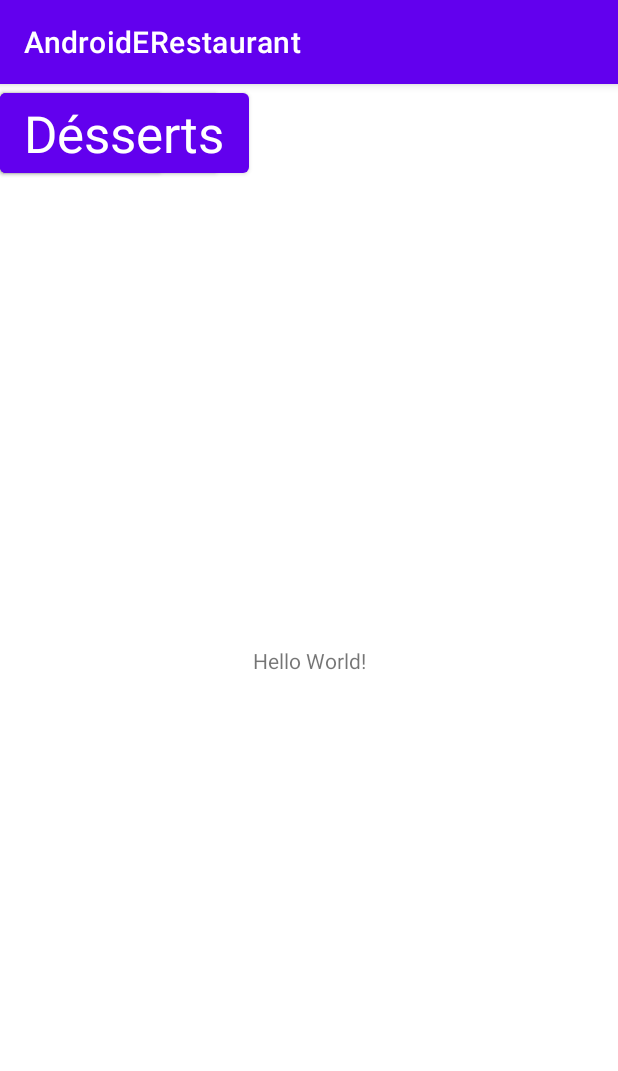
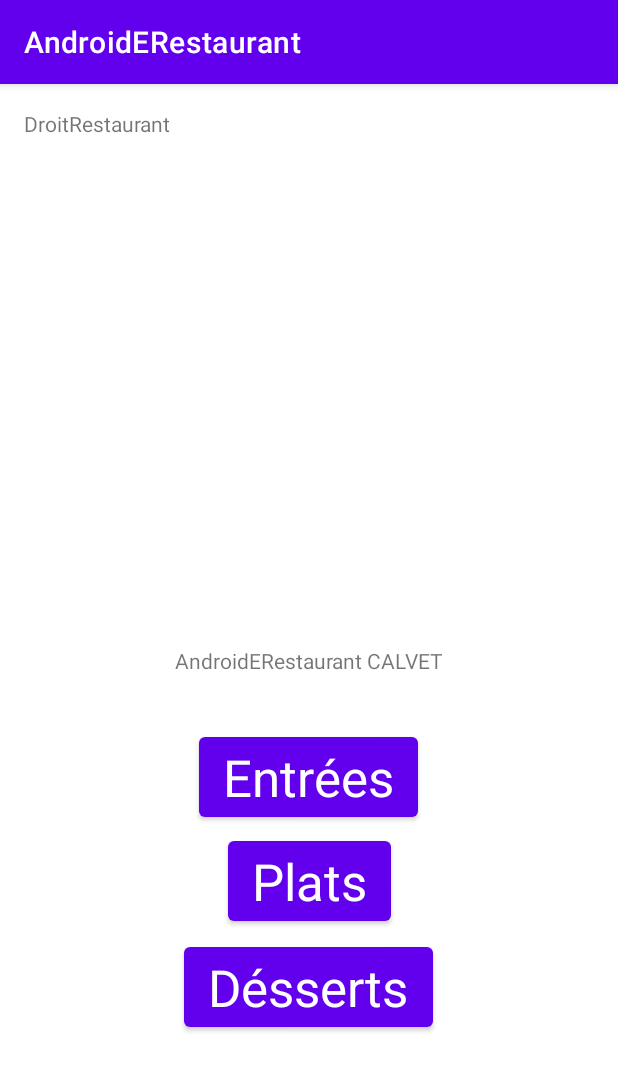
Before and after one commit to Jules-Calvet/AndroidERestaurant, an Android app: the screen it shows after launch (MainActivity before the commit, HomeActivity after it), on a phone screen of 412 x 824 dp. Shown: the top 1071 px of the screen. Run offline under Robolectric (Android 15) with nearby library versions, the phone set to English and light mode, and no system bars.

Commit message:
change main by home + start app

```diff
--- a/app/src/main/AndroidManifest.xml
+++ b/app/src/main/AndroidManifest.xml
@@ -13,7 +13,7 @@
         android:theme="@style/Theme.AndroidERestaurant"
         tools:targetApi="31">
         <activity
-            android:name=".MainActivity"
+            android:name=".HomeActivity"
             android:exported="true">
             <intent-filter>
                 <action android:name="android.intent.action.MAIN" />
--- a/app/src/main/java/fr/isen/calvet/androiderestaurant/MainActivity.kt
+++ b/app/src/main/java/fr/isen/calvet/androiderestaurant/HomeActivity.kt
@@ -3,9 +3,9 @@ package fr.isen.calvet.androiderestaurant
 import androidx.appcompat.app.AppCompatActivity
 import android.os.Bundle
 
-class MainActivity : AppCompatActivity() {
+class HomeActivity : AppCompatActivity() {
     override fun onCreate(savedInstanceState: Bundle?) {
         super.onCreate(savedInstanceState)
-        setContentView(R.layout.activity_main)
+        setContentView(R.layout.activity_home)
     }
 }
--- /dev/null
+++ b/app/src/main/res/layout/activity_home.xml
@@ -0,0 +1,73 @@
+<?xml version="1.0" encoding="utf-8"?>
+<androidx.constraintlayout.widget.ConstraintLayout xmlns:android="http://schemas.android.com/apk/res/android"
+    xmlns:app="http://schemas.android.com/apk/res-auto"
+    xmlns:tools="http://schemas.android.com/tools"
+    android:layout_width="match_parent"
+    android:layout_height="match_parent"
+    tools:context=".HomeActivity">
+
+    <TextView
+        android:id="@+id/textName"
+        android:layout_width="wrap_content"
+        android:layout_height="wrap_content"
+        android:text="DroitRestaurant"
+        app:layout_constraintBottom_toBottomOf="parent"
+        app:layout_constraintEnd_toEndOf="parent"
+        app:layout_constraintHorizontal_bias="0.051"
+        app:layout_constraintStart_toStartOf="parent"
+        app:layout_constraintTop_toTopOf="parent"
+        app:layout_constraintVertical_bias="0.022" />
+
+    <TextView
+        android:id="@+id/textView"
+        android:layout_width="wrap_content"
+        android:layout_height="wrap_content"
+        android:text="AndroidERestaurant CALVET"
+        app:layout_constraintBottom_toBottomOf="parent"
+        app:layout_constraintEnd_toEndOf="parent"
+        app:layout_constraintStart_toStartOf="parent"
+        app:layout_constraintTop_toTopOf="parent" />
+
+    <Button
+        android:id="@+id/buttonEntrées"
+        android:layout_width="wrap_content"
+        android:layout_height="wrap_content"
+        android:layout_marginStart="132dp"
+        android:layout_marginTop="31dp"
+        android:layout_marginEnd="133dp"
+        android:text="Entrées"
+        android:textAppearance="@style/TextAppearance.AppCompat.Display1"
+        app:layout_constraintBottom_toTopOf="@+id/buttonPlats"
+        app:layout_constraintEnd_toEndOf="parent"
+        app:layout_constraintStart_toStartOf="parent"
+        app:layout_constraintTop_toBottomOf="@+id/textView" />
+
+    <Button
+        android:id="@+id/buttonPlats"
+        android:layout_width="wrap_content"
+        android:layout_height="wrap_content"
+        android:layout_marginStart="151dp"
+        android:layout_marginEnd="151dp"
+        android:layout_marginBottom="1dp"
+        android:text="Plats"
+        android:textAppearance="@style/TextAppearance.AppCompat.Display1"
+        app:layout_constraintBottom_toTopOf="@+id/buttonDésserts"
+        app:layout_constraintEnd_toEndOf="parent"
+        app:layout_constraintStart_toStartOf="parent"
+        app:layout_constraintTop_toBottomOf="@+id/buttonEntrées" />
+
+    <Button
+        android:id="@+id/buttonDésserts"
+        android:layout_width="wrap_content"
+        android:layout_height="wrap_content"
+        android:layout_marginStart="122dp"
+        android:layout_marginEnd="123dp"
+        android:layout_marginBottom="129dp"
+        android:text="Désserts"
+        android:textAppearance="@style/TextAppearance.AppCompat.Display1"
+        app:layout_constraintBottom_toBottomOf="parent"
+        app:layout_constraintEnd_toEndOf="parent"
+        app:layout_constraintStart_toStartOf="parent"
+        app:layout_constraintTop_toBottomOf="@+id/buttonPlats" />
+
+</androidx.constraintlayout.widget.ConstraintLayout>
--- a/app/src/main/res/layout/activity_main.xml
+++ /dev/null
@@ -1,45 +0,0 @@
-<?xml version="1.0" encoding="utf-8"?>
-<androidx.constraintlayout.widget.ConstraintLayout xmlns:android="http://schemas.android.com/apk/res/android"
-    xmlns:app="http://schemas.android.com/apk/res-auto"
-    xmlns:tools="http://schemas.android.com/tools"
-    android:layout_width="match_parent"
-    android:layout_height="match_parent"
-    tools:context=".MainActivity">
-
-    <TextView
-        android:layout_width="wrap_content"
-        android:layout_height="wrap_content"
-        android:text="Hello World!"
-        app:layout_constraintBottom_toBottomOf="parent"
-        app:layout_constraintEnd_toEndOf="parent"
-        app:layout_constraintStart_toStartOf="parent"
-        app:layout_constraintTop_toTopOf="parent" />
-
-    <Button
-        android:id="@+id/buttonEntrées"
-        android:layout_width="wrap_content"
-        android:layout_height="wrap_content"
-        android:text="Entrées"
-        android:textAppearance="@style/TextAppearance.AppCompat.Display1"
-        tools:layout_editor_absoluteX="141dp"
-        tools:layout_editor_absoluteY="406dp" />
-
-    <Button
-        android:id="@+id/buttonPlats"
-        android:layout_width="wrap_content"
-        android:layout_height="wrap_content"
-        android:text="Plats"
-        android:textAppearance="@style/TextAppearance.AppCompat.Display1"
-        tools:layout_editor_absoluteX="158dp"
-        tools:layout_editor_absoluteY="471dp" />
-
-    <Button
-        android:id="@+id/buttonDésserts"
-        android:layout_width="wrap_content"
-        android:layout_height="wrap_content"
-        android:text="Désserts"
-        android:textAppearance="@style/TextAppearance.AppCompat.Display1"
-        tools:layout_editor_absoluteX="132dp"
-        tools:layout_editor_absoluteY="536dp" />
-
-</androidx.constraintlayout.widget.ConstraintLayout>
```
